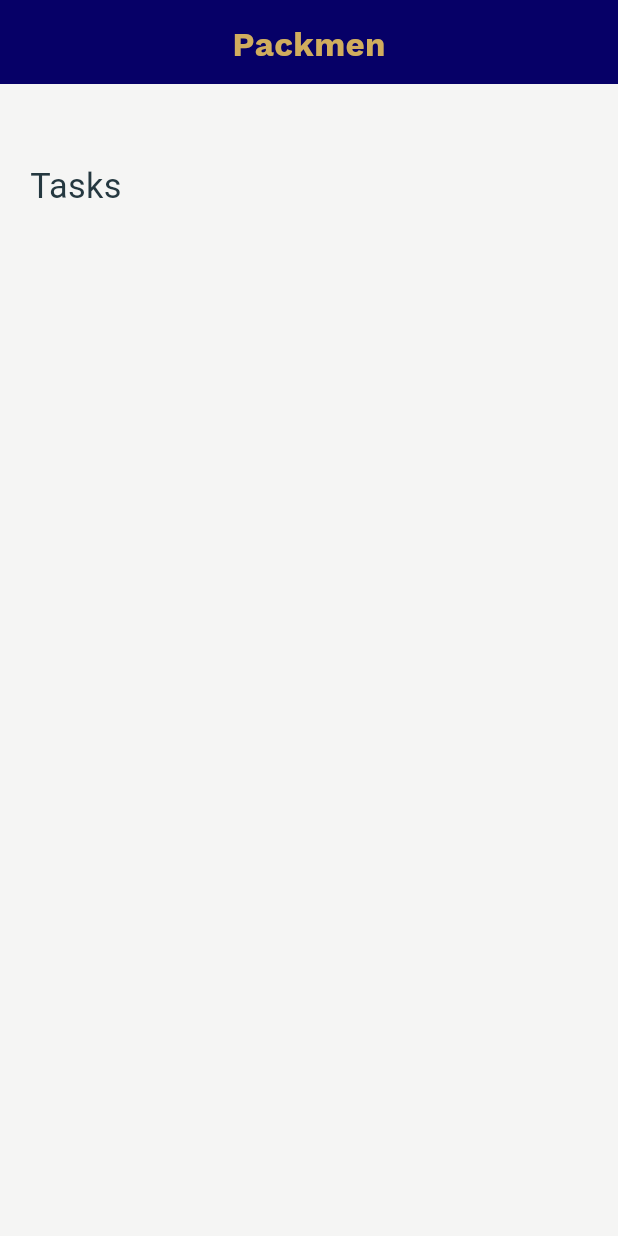
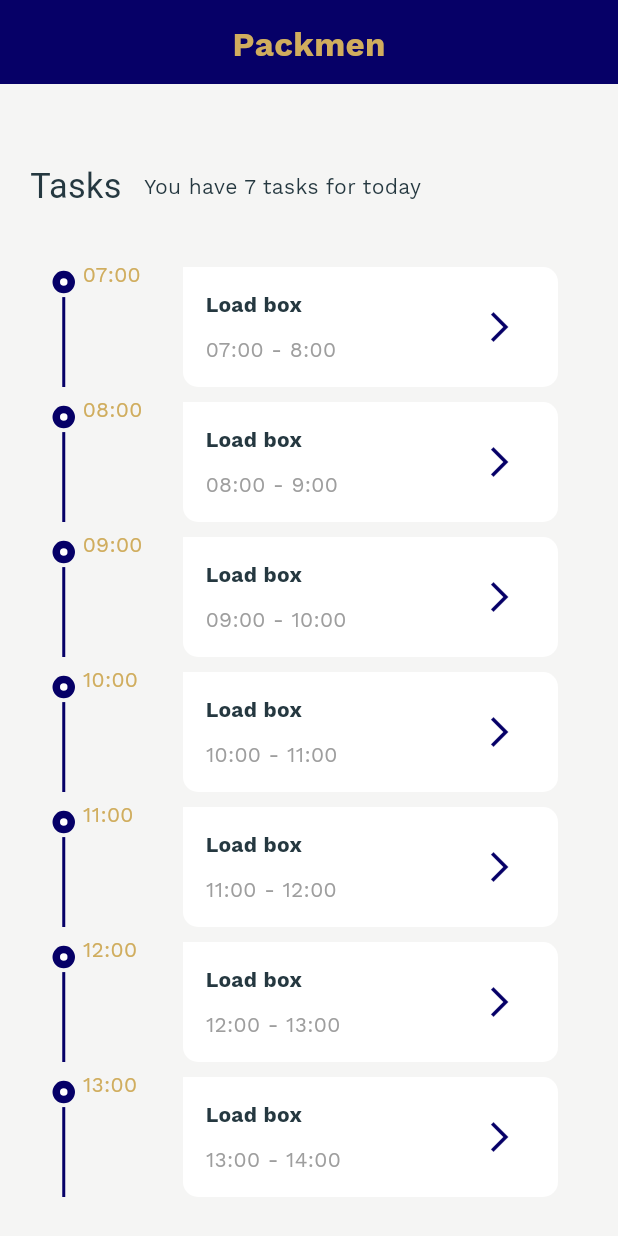
Before and after one commit to mostafahatem20/packmen-app, a Flutter app: the Tasks screen opened directly, on a phone screen of 412 x 824 dp. Run offline on Flutter 3.47's test engine with Material 3 defaults, Android fonts, the phone set to English and light mode, and no system bars; drawn by our look-alikes of timeline_tile; our stand-ins replace auth_buttons, flutter_screenutil, get, get_storage, google_maps_flutter, hexcolor and 1 more; accounts and stored records are empty; Roboto replaces fonts that are missing (NexaBold).

```diff
--- a/lib/screens/auth/login/login.dart
+++ b/lib/screens/auth/login/login.dart
@@ -42,7 +42,7 @@ class Login extends GetView<AuthController> {
                   ),
                   SizedBox(height: 15.h),
                   CustomTextField(
-                    labelText: 'Password'.tr,
+                    labelText: 'Password',
                     obscureText: controller.isPasswordHidden.value,
                     prefixIcon: Icon(
                       Icons.lock_outline,
--- a/lib/screens/auth/register/register.dart
+++ b/lib/screens/auth/register/register.dart
@@ -20,9 +20,11 @@ class Register extends GetView<AuthController> {
               : null,
           onMainButtonTapped: () {
             Get.offAllNamed(AppRoutes.loginScreen);
+            controller.clearRegistrationForm();
           },
           onAlreadyAccountTapped: () {
             Get.toNamed(AppRoutes.loginScreen);
+            controller.clearRegistrationForm();
           },
           title: 'Create Account',
           subtitle:
--- /dev/null
+++ b/lib/screens/home/components/task_timeline.dart
@@ -0,0 +1,101 @@
+import 'package:flutter/material.dart';
+import 'package:packmen_app/core/app_export.dart';
+import 'package:timeline_tile/timeline_tile.dart';
+
+class TaskTimeline extends StatelessWidget {
+  final Map<String, dynamic> task;
+  final void Function() onTaskClick;
+  const TaskTimeline(
+      {super.key, required this.task, required this.onTaskClick});
+
+  @override
+  Widget build(BuildContext context) {
+    return Container(
+      color: HexColor('#f5f5f4'),
+      padding: const EdgeInsets.symmetric(horizontal: 15),
+      child: Row(children: [
+        _buildTimeline(AppTheme.themeColor),
+        Expanded(
+            child: Row(
+          mainAxisAlignment: MainAxisAlignment.spaceBetween,
+          crossAxisAlignment: CrossAxisAlignment.start,
+          children: [
+            Text(
+              task['time'],
+              style: TextStyle(color: HexColor('#D0AD5E')),
+            ),
+            _buildCard(Colors.white, task['title'], task['slot'])
+          ],
+        ))
+      ]),
+    );
+  }
+
+  Widget _buildCard(Color bgColor, String title, String slot) {
+    return Container(
+      width: 250,
+      decoration: BoxDecoration(
+        color: bgColor,
+        borderRadius: const BorderRadius.only(
+          topRight: Radius.circular(10),
+          bottomLeft: Radius.circular(10),
+          bottomRight: Radius.circular(10),
+        ),
+      ),
+      padding: const EdgeInsets.all(15),
+      margin: const EdgeInsets.all(5),
+      child: Stack(
+        children: [
+          Column(
+            crossAxisAlignment: CrossAxisAlignment.start,
+            children: [
+              Text(
+                title,
+                style: const TextStyle(fontWeight: FontWeight.bold),
+              ),
+              const SizedBox(height: 10),
+              Text(
+                slot,
+                style: const TextStyle(color: Colors.grey),
+              ),
+            ],
+          ),
+          Positioned(
+            top: 0,
+            right: 0,
+            bottom: 0,
+            child: IconButton(
+              onPressed: onTaskClick,
+              icon: const Icon(
+                Icons.arrow_forward_ios,
+                color: AppTheme.themeColor,
+              ),
+            ),
+          ),
+        ],
+      ),
+    );
+  }
+
+  Widget _buildTimeline(Color color) {
+    return SizedBox(
+      height: 80,
+      width: 20,
+      child: TimelineTile(
+        alignment: TimelineAlign.manual,
+        lineXY: 0,
+        isFirst: true,
+        indicatorStyle: IndicatorStyle(
+            indicatorXY: 0,
+            width: 15,
+            indicator: Container(
+              decoration: BoxDecoration(
+                  color: Colors.white,
+                  shape: BoxShape.circle,
+                  border: Border.all(width: 5, color: color)),
+            )),
+        afterLineStyle: LineStyle(thickness: 2, color: color),
+      ),
+    );
+  }
+}
--- a/lib/screens/home/components/tasks.dart
+++ b/lib/screens/home/components/tasks.dart
@@ -1,5 +1,6 @@
 import 'package:packmen_app/core/app_export.dart';
 import 'package:flutter/material.dart';
+import 'package:packmen_app/screens/home/components/task.dart';
 import 'package:packmen_app/screens/home/components/tasks_list.dart';
 
 class Tasks extends StatefulWidget {
@@ -12,6 +13,7 @@ class Tasks extends StatefulWidget {
 class _TasksState extends State<Tasks> with TickerProviderStateMixin {
   AnimationController? animationController;
   bool multiple = true;
+  int index = -1;
 
   @override
   void initState() {
@@ -56,7 +58,24 @@ class _TasksState extends State<Tasks> with TickerProviderStateMixin {
                         if (!snapshot.hasData) {
                           return const SizedBox();
                         } else {
-                          return const TasksList();
+                          if (index == -1) {
+                            return TasksList(
+                              onTaskClick: (int i) {
+                                setState(() {
+                                  index = i;
+                                });
+                              },
+                            );
+                          } else {
+                            return Task(
+                              index: index,
+                              onBack: () {
+                                setState(() {
+                                  index = -1;
+                                });
+                              },
+                            );
+                          }
                         }
                       },
                     ),
--- a/lib/screens/home/components/tasks_list.dart
+++ b/lib/screens/home/components/tasks_list.dart
@@ -1,31 +1,57 @@
 import 'package:flutter/material.dart';
 import 'package:packmen_app/core/app_export.dart';
+import 'package:packmen_app/screens/home/components/task_timeline.dart';
 import 'package:packmen_app/screens/home/controller/home_controller.dart';
 
 class TasksList extends GetView<HomeController> {
-  const TasksList({super.key});
-
+  final void Function(int) onTaskClick;
+  const TasksList({super.key, required this.onTaskClick});
   @override
   Widget build(BuildContext context) {
     double screenWidth = context.width;
-
     return Scaffold(
       backgroundColor: HexColor('#f5f5f4'),
-      body: SingleChildScrollView(
+      body: Container(
           padding: const EdgeInsets.all(20),
           child: Column(
             children: [
               Container(
+                margin: const EdgeInsets.only(top: 32, bottom: 32),
                 alignment: Alignment.centerLeft,
-                margin: const EdgeInsets.only(top: 32),
-                child: Text(
-                  "Tasks",
-                  style: TextStyle(
-                    fontFamily: "NexaBold",
-                    fontSize: screenWidth / 18,
-                  ),
+                child: Wrap(
+                  crossAxisAlignment: WrapCrossAlignment.center,
+                  children: [
+                    Text(
+                      "Tasks",
+                      style: TextStyle(
+                        fontFamily: "NexaBold",
+                        fontSize: screenWidth / 18,
+                      ),
+                    ),
+                    const SizedBox(
+                      width: 15,
+                    ),
+                    Text(
+                      controller.tasks.isNotEmpty
+                          ? 'You have ${controller.tasks.length} tasks for today'
+                          : "You have no tasks today!",
+                    ),
+                  ],
                 ),
               ),
+              Expanded(
+                child: ListView.builder(
+                  itemCount: controller.tasks.length,
+                  itemBuilder: (BuildContext context, int index) {
+                    return TaskTimeline(
+                      task: controller.tasks[index],
+                      onTaskClick: () {
+                        onTaskClick(index);
+                      },
+                    );
+                  },
+                ),
+              )
             ],
           )),
     );
--- a/lib/screens/home/controller/home_controller.dart
+++ b/lib/screens/home/controller/home_controller.dart
@@ -8,6 +8,71 @@ class HomeController extends BaseController {
   Rx<bool> isLoading = false.obs;
   RxString checkIn = "--/--".obs;
   RxString checkOut = "--/--".obs;
+  RxList<Map<String, Object>> tasks = [
+    {
+      'title': 'Load box',
+      'time': '07:00',
+      'slot': '07:00 - 8:00',
+      'subtitle': 'Load a large box with the following parcels:',
+      'ids': ['DHL XXYYZZ', 'GLS ZZYYXX', 'UPS AABBCD', 'FedEx CCDDEE'],
+      'status': 'current',
+      'boxSize': 'Large',
+    },
+    {
+      'title': 'Load box',
+      'time': '08:00',
+      'slot': '08:00 - 9:00',
+      'subtitle': 'Load a large box with the following parcels:',
+      'ids': ['DHL XXYYZZ', 'GLS ZZYYXX', 'UPS AABBCD', 'FedEx CCDDEE'],
+      'status': 'current',
+      'boxSize': 'Large',
+    },
+    {
+      'title': 'Load box',
+      'time': '09:00',
+      'slot': '09:00 - 10:00',
+      'subtitle': 'Load a large box with the following parcels:',
+      'ids': ['DHL XXYYZZ', 'GLS ZZYYXX', 'UPS AABBCD', 'FedEx CCDDEE'],
+      'status': 'current',
+      'boxSize': 'Large',
+    },
+    {
+      'title': 'Load box',
+      'time': '10:00',
+      'slot': '10:00 - 11:00',
+      'subtitle': 'Load a large box with the following parcels:',
+      'ids': ['DHL XXYYZZ', 'GLS ZZYYXX', 'UPS AABBCD', 'FedEx CCDDEE'],
+      'status': 'current',
+      'boxSize': 'Large',
+    },
+    {
+      'title': 'Load box',
+      'time': '11:00',
+      'slot': '11:00 - 12:00',
+      'subtitle': 'Load a large box with the following parcels:',
+      'ids': ['DHL XXYYZZ', 'GLS ZZYYXX', 'UPS AABBCD', 'FedEx CCDDEE'],
+      'status': 'current',
+      'boxSize': 'Large',
+    },
+    {
+      'title': 'Load box',
+      'time': '12:00',
+      'slot': '12:00 - 13:00',
+      'subtitle': 'Load a large box with the following parcels:',
+      'ids': ['DHL XXYYZZ', 'GLS ZZYYXX', 'UPS AABBCD', 'FedEx CCDDEE'],
+      'status': 'current',
+      'boxSize': 'Large',
+    },
+    {
+      'title': 'Load box',
+      'time': '13:00',
+      'slot': '13:00 - 14:00',
+      'subtitle': 'Load a large box with the following parcels:',
+      'ids': ['DHL XXYYZZ', 'GLS ZZYYXX', 'UPS AABBCD', 'FedEx CCDDEE'],
+      'status': 'current',
+      'boxSize': 'Large',
+    },
+  ].obs;
   // @override
   // void onInit() {
   //   super.onInit();
@@ -32,12 +97,13 @@ class HomeController extends BaseController {
       } else {
         final error = ErrorModel.fromJson(response.body);
         CustomSnackBar.showCustomErrorSnackBar(
-            title: 'error'.tr, message: error.message!);
+            title: 'Error', message: error.message!);
       }
     } catch (e) {
       Logger.log(e);
       CustomSnackBar.showCustomErrorSnackBar(
-          title: 'internalServerError'.tr, message: 'contactSupport'.tr);
+          title: 'Internal Server Error',
+          message: 'Please contact an administrator');
     } finally {
       isLoading.value = false;
     }
--- a/lib/widgets/button.dart
+++ b/lib/widgets/button.dart
@@ -64,7 +64,7 @@ class CustomButton extends StatelessWidget {
                       ),
                     Flexible(
                       child: Text(
-                        text!.tr,
+                        text!,
                         style: textStyle ?? AppTheme.body1,
                       ),
                     ),
--- a/pubspec.yaml
+++ b/pubspec.yaml
@@ -45,6 +45,7 @@ dependencies:
   slide_to_act: ^2.0.2
   url_launcher: ^6.2.3
   google_maps_flutter: ^2.5.3
+  timeline_tile: ^2.0.0
 
 dev_dependencies:
   flutter_test:
```
Also changed, not shown: lib/screens/auth/controller/auth_controller.dart (+15 -41 lines), lib/screens/home/components/task.dart (added, +42 -0 lines), lib/widgets/task_card.dart (deleted, +0 -10 lines), lib/screens/home/models/task_model.dart (added), pubspec.lock.
